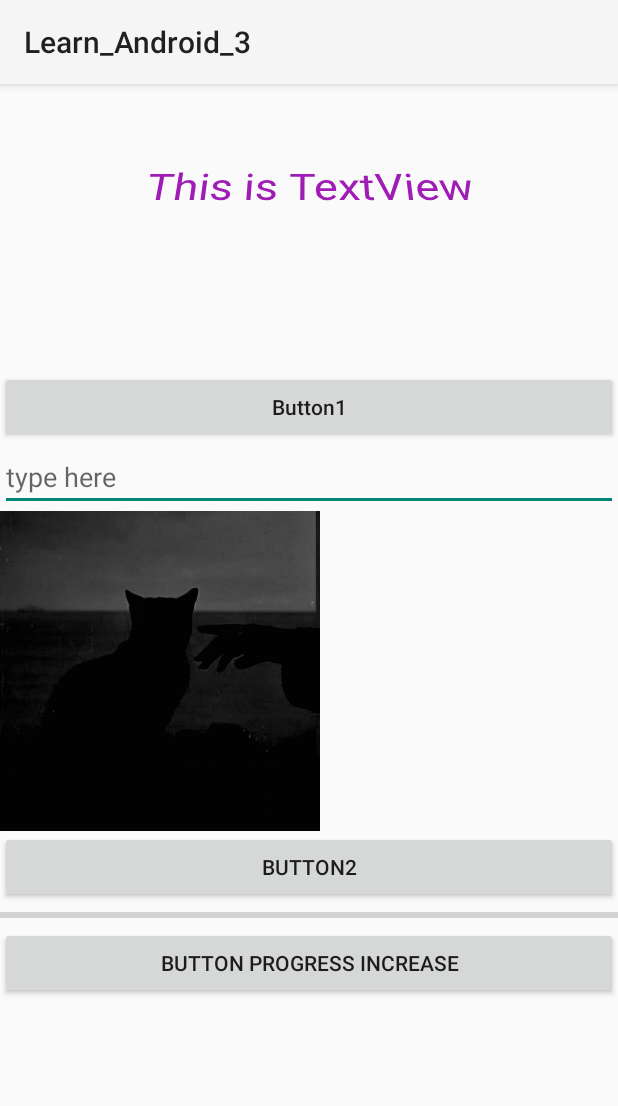
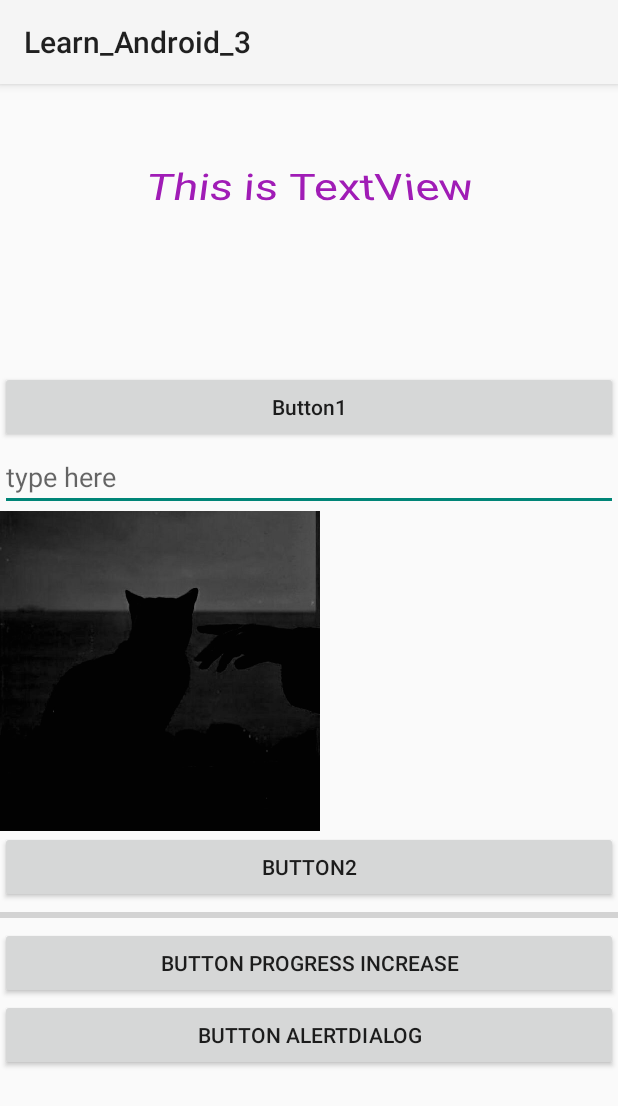
Before and after one commit to zzmeow0516/Learn_Android_3, an Android app: the screen it shows after launch (MainActivity), on a phone screen of 412 x 824 dp. Shown: the top 1106 px of the screen. Run offline under Robolectric (Android 15) with nearby library versions, the phone set to English and light mode, and no system bars.

Commit message:
AlertDialog

```diff
--- a/app/src/main/res/layout/activity_main.xml
+++ b/app/src/main/res/layout/activity_main.xml
@@ -60,4 +60,10 @@
         android:layout_height="wrap_content"
         android:text="Button progress increase"/>
 
+    <Button
+        android:id="@+id/button4_alertdialog"
+        android:layout_width="match_parent"
+        android:layout_height="wrap_content"
+        android:text="Button AlertDialog"/>
+
 </LinearLayout>
```
Also changed, not shown: app/src/main/java/com/example/learn_android_3/MainActivity.kt (+23 -1 lines).
